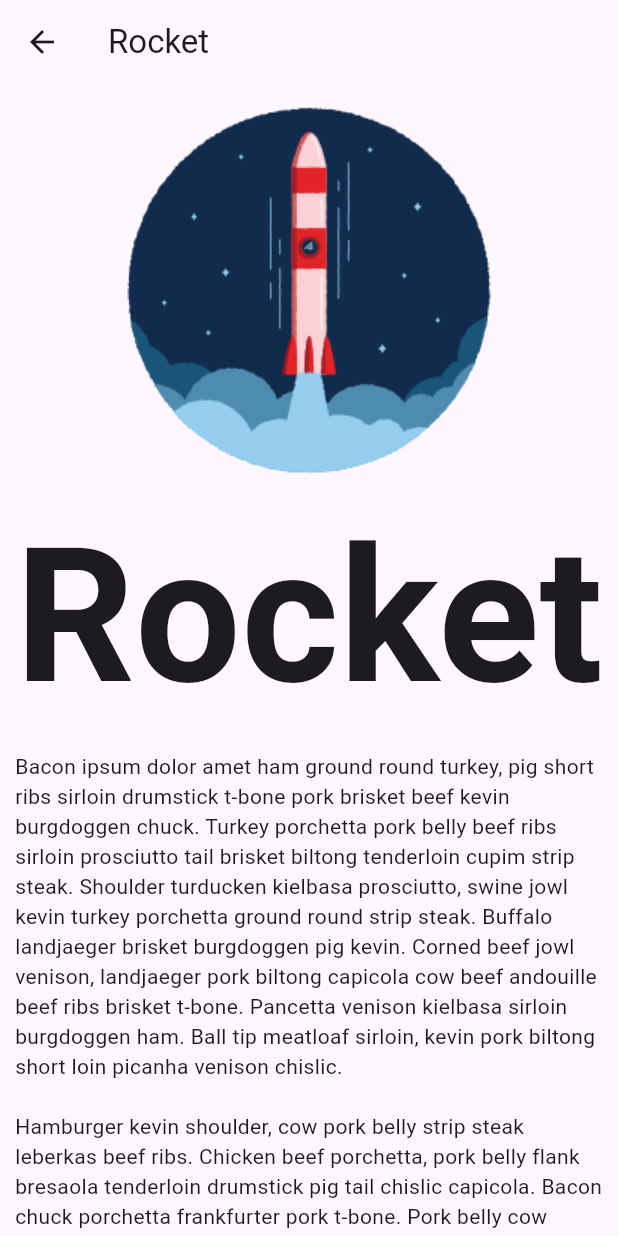
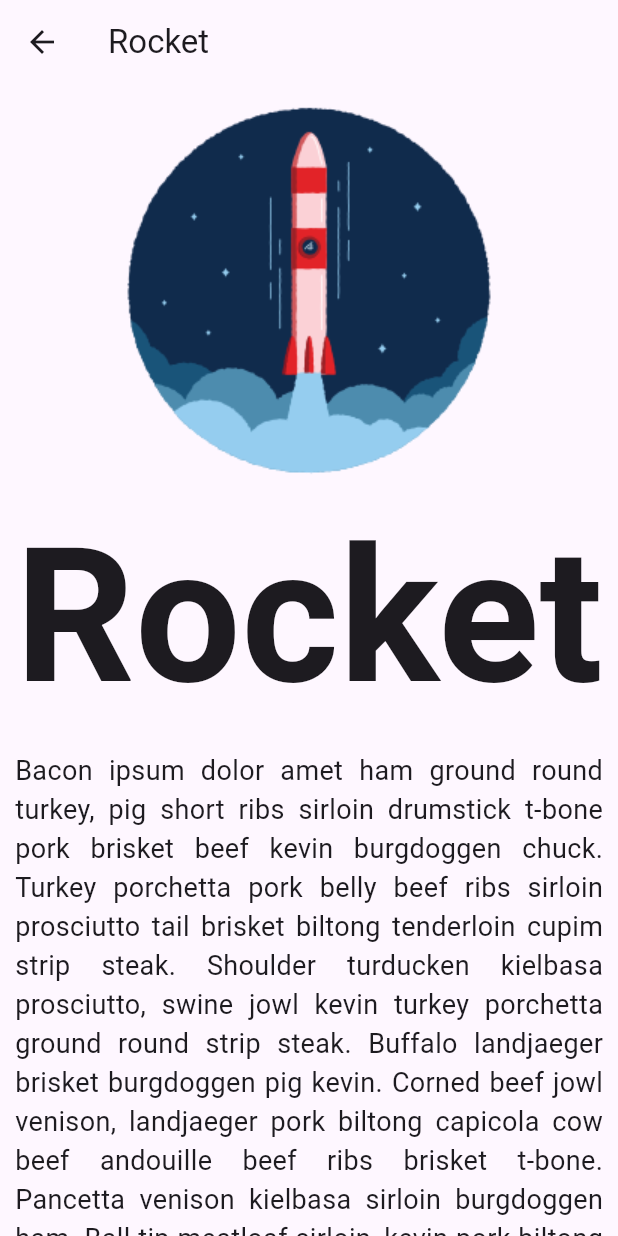
Before and after one commit to markprubin/flutter_app, a Flutter app: the screen it shows after launch, after a tap on "Rocket", on a phone screen of 412 x 824 dp. Run offline on Flutter 3.47's test engine with Material 2 defaults, Android fonts, the phone set to English and light mode, and no system bars.

Commit message:
formats description text

```diff
--- a/lib/core/constants.dart
+++ b/lib/core/constants.dart
@@ -5,5 +5,4 @@ const double kDouble40 = 40.0;
 
 const String baconDescription =
     "Bacon ipsum dolor amet ham ground round turkey, pig short ribs sirloin drumstick t-bone pork brisket beef kevin burgdoggen chuck. Turkey porchetta pork belly beef ribs sirloin prosciutto tail brisket biltong tenderloin cupim strip steak. Shoulder turducken kielbasa prosciutto, swine jowl kevin turkey porchetta ground round strip steak. Buffalo landjaeger brisket burgdoggen pig kevin. Corned beef jowl venison, landjaeger pork biltong capicola cow beef andouille beef ribs brisket t-bone. Pancetta venison kielbasa sirloin burgdoggen ham. Ball tip meatloaf sirloin, kevin pork biltong short loin picanha venison chislic. \n\n"
-    "Hamburger kevin shoulder, cow pork belly strip steak leberkas beef ribs. Chicken beef porchetta, pork belly flank bresaola tenderloin drumstick pig tail chislic capicola. Bacon chuck porchetta frankfurter pork t-bone. Pork belly cow pastrami shoulder bacon, prosciutto burgdoggen pork chop short ribs alcatra jowl spare ribs. Filet mignon meatball strip steak chuck. Landjaeger porchetta kevin pastrami chicken sausage bacon drumstick meatball, burgdoggen strip steak shankle flank. Pig ball tip short ribs ham hock shank tongue flank t-bone buffalo meatball turkey. Fatback landjaeger kevin biltong rump spare ribs pork chop short loin tri-tip hamburger ball tip picanha filet mignon turducken. Kielbasa pork chop ham hock ribeye, bacon pork belly leberkas sausage chislic fatback drumstick shoulder pork. Capicola beef ribs t-bone shank, jerky pork loin drumstick fatback tail porchetta pig ribeye flank shoulder.\n\n"
-    "Fatback chislic swine bacon alcatra flank shankle. Spare ribs biltong shankle ribeye turducken meatball. Boudin pork belly shank, sausage rump ball tip meatloaf hamburger pork pig beef prosciutto. Pork belly short loin chicken drumstick picanha turducken turkey shank bacon tenderloin tail ham hock. Capicola meatball rump filet mignon corned beef venison kielbasa. Ribeye strip steak shank ham hock picanha. Pig sausage shankle drumstick jowl. Picanha flank bresaola chislic jerky ham hock ham tri-tip buffalo hamburger corned beef. Pork chop flank shankle pork loin short ribs.";
+    "Hamburger kevin shoulder, cow pork belly strip steak leberkas beef ribs. Chicken beef porchetta, pork belly flank bresaola tenderloin drumstick pig tail chislic capicola. Bacon chuck porchetta frankfurter pork t-bone. Pork belly cow pastrami shoulder bacon, prosciutto burgdoggen pork chop short ribs alcatra jowl spare ribs. Filet mignon meatball strip steak chuck. Landjaeger porchetta kevin pastrami chicken sausage bacon drumstick meatball, burgdoggen strip steak shankle flank. Pig ball tip short ribs ham hock shank tongue flank t-bone buffalo meatball turkey. Fatback landjaeger kevin biltong rump spare ribs pork chop short loin tri-tip hamburger ball tip picanha filet mignon turducken. Kielbasa pork chop ham hock ribeye, bacon pork belly leberkas sausage chislic fatback drumstick shoulder pork. Capicola beef ribs t-bone shank, jerky pork loin drumstick fatback tail porchetta pig ribeye flank shoulder.";
--- a/lib/pages/description_page.dart
+++ b/lib/pages/description_page.dart
@@ -25,7 +25,19 @@ class DescriptionPage extends StatelessWidget {
                       fontSize: 200, fontWeight: FontWeight.bold),
                 ),
               ),
-              const Text(baconDescription),
+              const Text(
+                baconDescription,
+                style: TextStyle(fontSize: 18),
+                textAlign: TextAlign.justify,
+              ),
+              const SizedBox(
+                height: kDouble10,
+              ),
+              const Text(
+                baconDescription,
+                style: TextStyle(fontSize: 18),
+                textAlign: TextAlign.justify,
+              ),
             ],
           ),
         ),
```
